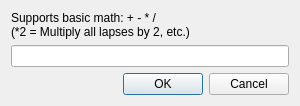
iamjustkoi/LeechToolkit, file res/ui/set_lapse_dialog.ui: the form before one commit.
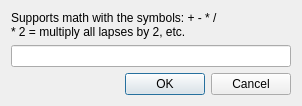
The form after the commit.

Commit message: Added set lapse option to browser

```diff
--- a/res/ui/set_lapse_dialog.ui
+++ b/res/ui/set_lapse_dialog.ui
@@ -6,7 +6,7 @@
    <rect>
     <x>0</x>
     <y>0</y>
-    <width>300</width>
+    <width>302</width>
     <height>99</height>
    </rect>
   </property>
@@ -17,8 +17,8 @@
    <item>
     <widget class="QLabel" name="label">
      <property name="text">
-      <string>Supports basic math: + - * /
-(*2 = Multiply all lapses by 2, etc.)</string>
+      <string>Supports math with the symbols: + - * /
+* 2 = multiply all lapses by 2, etc.</string>
      </property>
     </widget>
    </item>
```
The commit also changes 2 other files.
